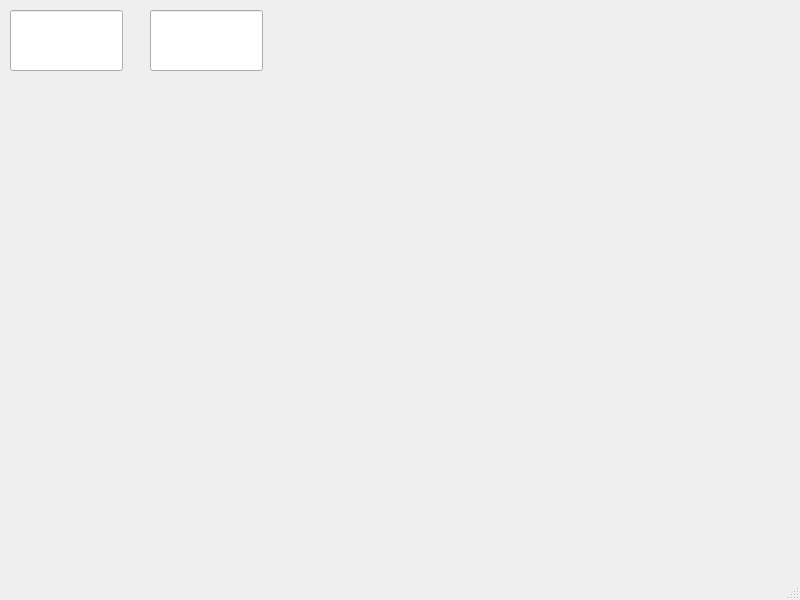
Old version of the form mainwindow.ui in the repository Wooferpenza/HMI.
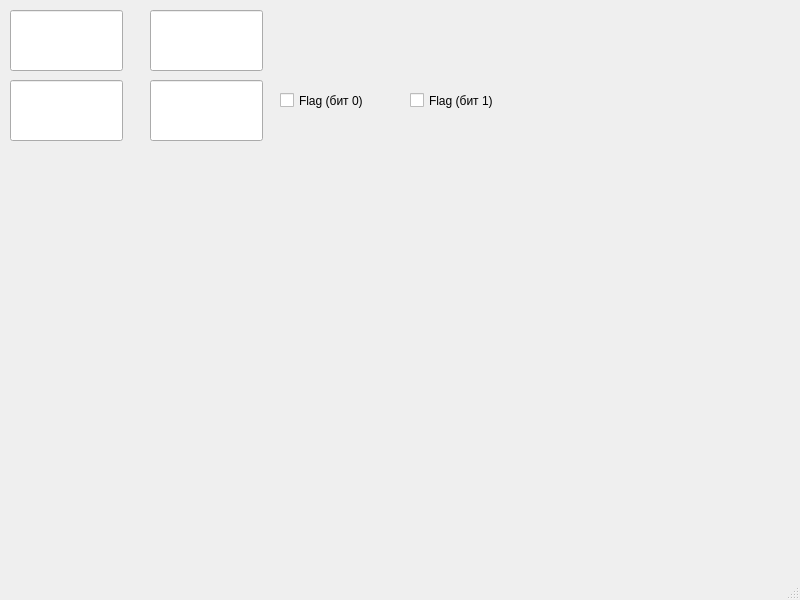
New version of the form. Custom widgets are drawn as their Qt base class.

The edit to the form file:
```diff
--- a/mainwindow.ui
+++ b/mainwindow.ui
@@ -71,6 +71,74 @@
      <bool>true</bool>
     </property>
    </widget>
+   <widget class="NumericDisplay" name="lineEditCounter">
+    <property name="geometry">
+     <rect>
+      <x>10</x>
+      <y>80</y>
+      <width>113</width>
+      <height>61</height>
+     </rect>
+    </property>
+    <property name="font">
+     <font>
+      <pointsize>15</pointsize>
+     </font>
+    </property>
+    <property name="alignment">
+     <set>Qt::AlignmentFlag::AlignCenter</set>
+    </property>
+    <property name="readOnly">
+     <bool>true</bool>
+    </property>
+   </widget>
+   <widget class="NumericDisplay" name="lineEditTotal">
+    <property name="geometry">
+     <rect>
+      <x>150</x>
+      <y>80</y>
+      <width>113</width>
+      <height>61</height>
+     </rect>
+    </property>
+    <property name="font">
+     <font>
+      <pointsize>15</pointsize>
+     </font>
+    </property>
+    <property name="alignment">
+     <set>Qt::AlignmentFlag::AlignCenter</set>
+    </property>
+    <property name="readOnly">
+     <bool>true</bool>
+    </property>
+   </widget>
+   <widget class="QCheckBox" name="checkBoxFlag">
+    <property name="geometry">
+     <rect>
+      <x>280</x>
+      <y>80</y>
+      <width>120</width>
+      <height>41</height>
+     </rect>
+    </property>
+    <property name="text">
+     <string>Flag (бит 0)</string>
+    </property>
+   </widget>
+   <widget class="QCheckBox" name="checkBoxFlag1">
+    <property name="geometry">
+     <rect>
+      <x>410</x>
+      <y>80</y>
+      <width>120</width>
+      <height>41</height>
+     </rect>
+    </property>
+    <property name="text">
+     <string>Flag (бит 1)</string>
+    </property>
+   </widget>
   </widget>
   <widget class="QMenuBar" name="menubar">
    <property name="geometry">
```
Left out of the diff: 2 changed lines with no effect on the pictures.
